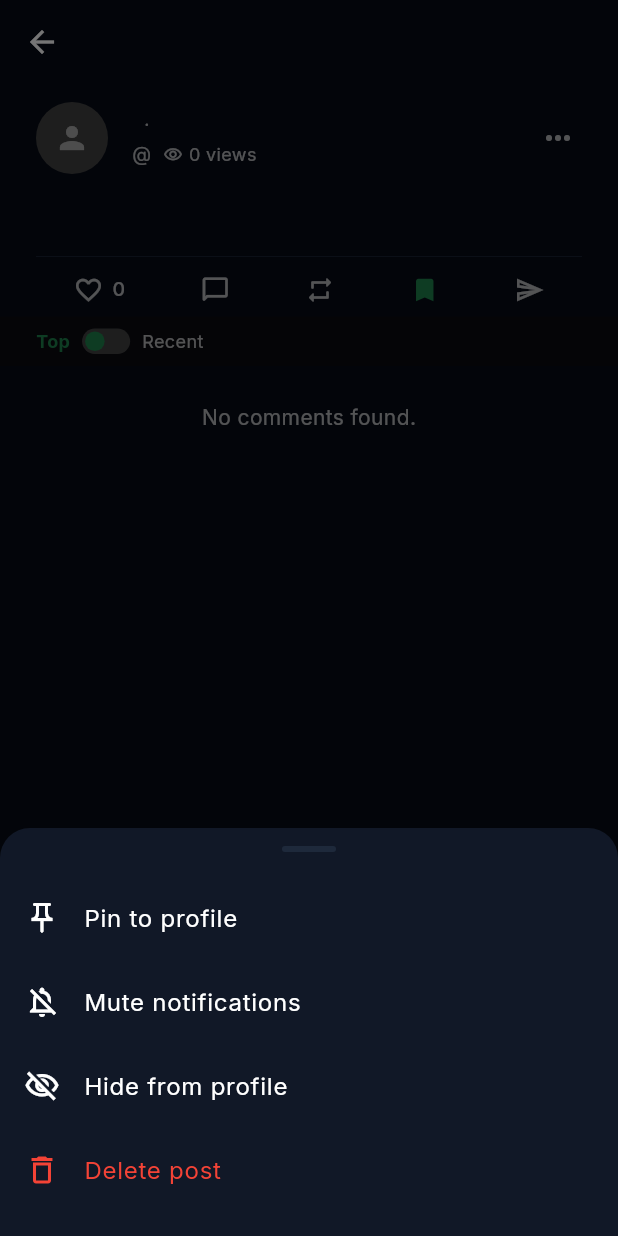
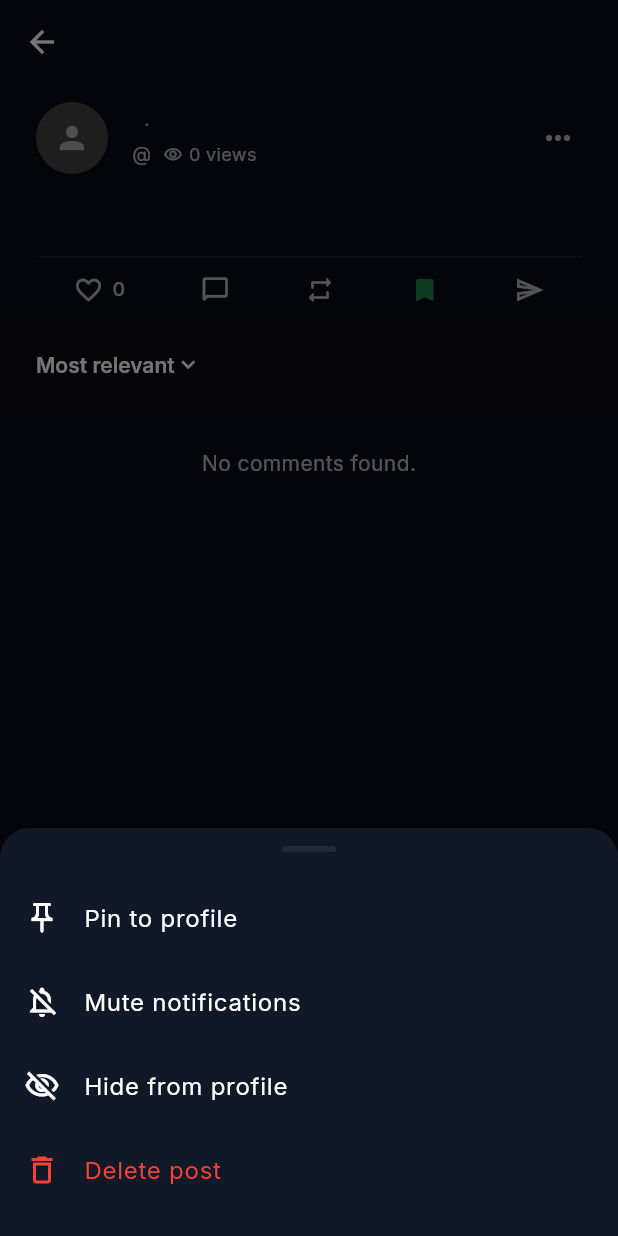
Before and after one commit to arafath306/gok, a Flutter app: the ThreadDetailScreen screen opened directly with empty values, after a tap on the "bookmark outline" icon, after a tap on the "keyboard control" icon, on a phone screen of 412 x 824 dp. Run offline on Flutter 3.47's test engine with Material 3 defaults, Android fonts, the phone set to English and light mode, and no system bars; our stand-ins replace google_fonts, image_picker, supabase_flutter; accounts and stored records are empty; network calls fail.

Commit message:
Align comment action buttons and sorting dropdown between feed list and thread detail screen

```diff
--- a/lib/screens/thread_detail_screen.dart
+++ b/lib/screens/thread_detail_screen.dart
@@ -28,7 +28,7 @@
   List<Map<String, dynamic>> _comments = [];
   bool _isLoadingComments = false;
   bool _scrolledHeader = false;
-  String _sortBy = 'top';
+  String _sortBy = "Most relevant";
   String? _replyToCommentId;
   String? _replyToUsername;
 
@@ -612,8 +612,10 @@
 
     // Sort comments based on selected sort option
     final sortedComments = List<Map<String, dynamic>>.from(_comments);
-    if (_sortBy == 'recent') {
-      sortedComments.sort((a, b) => (b['created_at_raw'] ?? '').compareTo(a['created_at_raw'] ?? ''));
+    if (_sortBy == "Newest") {
+      sortedComments.sort((a, b) => (b['created_at_raw'] ?? b['created_at'] ?? '').compareTo(a['created_at_raw'] ?? a['created_at'] ?? ''));
+    } else if (_sortBy == "Oldest") {
+      sortedComments.sort((a, b) => (a['created_at_raw'] ?? a['created_at'] ?? '').compareTo(b['created_at_raw'] ?? b['created_at'] ?? ''));
     } else {
       sortedComments.sort((a, b) => (b['likes_count'] ?? 0).compareTo(a['likes_count'] ?? 0));
     }
@@ -881,7 +883,12 @@
                               icon: Icons.chat_bubble_outline_rounded,
                               label: _formatCount(_comments.length),
                               onTap: () {
-                                FocusScope.of(context).requestFocus(_commentFocusNode);
+                                showModalBottomSheet(
+                                  context: context,
+                                  isScrollControlled: true,
+                                  backgroundColor: Colors.transparent,
+                                  builder: (sheetContext) => CommentsSheet(post: activePost),
+                                ).then((_) => _loadComments(silent: true));
                               },
                             ),
                             // Repost Button
@@ -932,73 +939,39 @@
                     ),
                   ),
 
-                  // Comments section header with filter buttons
+                  // Comments section header with filter dropdown
                   Container(
                     width: double.infinity,
                     padding: const EdgeInsets.symmetric(horizontal: 24.0, vertical: 8.0),
                     color: context.isDarkMode ? const Color(0xFF0A0B10) : Colors.grey[50],
                     child: Row(
                       children: [
-                        GestureDetector(
-                          onTap: () {
-                            setState(() {
-                              _sortBy = 'top';
-                            });
+                        DropdownButton<String>(
+                          value: _sortBy,
+                          underline: const SizedBox(),
+                          dropdownColor: context.cardBg,
+                          icon: Icon(Icons.keyboard_arrow_down, size: 18, color: context.textPrimary),
+                          style: GoogleFonts.inter(
+                            color: context.textPrimary,
+                            fontSize: 14,
+                            fontWeight: FontWeight.w600,
+                          ),
+                          items: ["Most relevant", "Newest", "Oldest"].map((val) {
+                            return DropdownMenuItem<String>(
+                              value: val,
+                              child: Text(
+                                val,
+                                style: GoogleFonts.inter(color: context.textPrimary),
+                              ),
+                            );
+                          }).toList(),
+                          onChanged: (val) {
+                            if (val != null) {
+                              setState(() {
+                                _sortBy = val;
+                              });
+                            }
                           },
-                          child: Text(
-                            "Top",
-                            style: GoogleFonts.inter(
-                              fontSize: 12.0,
-                              fontWeight: _sortBy == 'top' ? FontWeight.bold : FontWeight.normal,
-                              color: _sortBy == 'top' ? const Color(0xFF1E824C) : context.textSecondary,
-                            ),
-                          ),
-                        ),
-                        const SizedBox(width: 8),
-                        GestureDetector(
-                          onTap: () {
-                            setState(() {
-                              _sortBy = _sortBy == 'top' ? 'recent' : 'top';
-                            });
-                          },
-                          child: Container(
-                            width: 32,
-                            height: 17,
-                            padding: const EdgeInsets.all(2),
-                            decoration: BoxDecoration(
-                              borderRadius: BorderRadius.circular(8.5),
-                              color: context.isDarkMode ? Colors.grey[800] : Colors.grey[300],
-                            ),
-                            child: AnimatedAlign(
-                              duration: const Duration(milliseconds: 200),
-                              curve: Curves.easeInOut,
-                              alignment: _sortBy == 'top' ? Alignment.centerLeft : Alignment.centerRight,
-                              child: Container(
-                                width: 13,
-                                height: 13,
-                                decoration: const BoxDecoration(
-                                  shape: BoxShape.circle,
-                                  color: Color(0xFF1E824C),
-                                ),
-                              ),
-                            ),
-                          ),
-                        ),
-                        const SizedBox(width: 8),
-                        GestureDetector(
-                          onTap: () {
-                            setState(() {
-                              _sortBy = 'recent';
-                            });
-                          },
-                          child: Text(
-                            "Recent",
-                            style: GoogleFonts.inter(
-                              fontSize: 12.0,
-                              fontWeight: _sortBy == 'recent' ? FontWeight.bold : FontWeight.normal,
-                              color: _sortBy == 'recent' ? const Color(0xFF1E824C) : context.textSecondary,
-                            ),
-                          ),
                         ),
                       ],
                     ),
```
Also changed, not shown: lib/widgets/comments_sheet.dart (+16 -6 lines).
